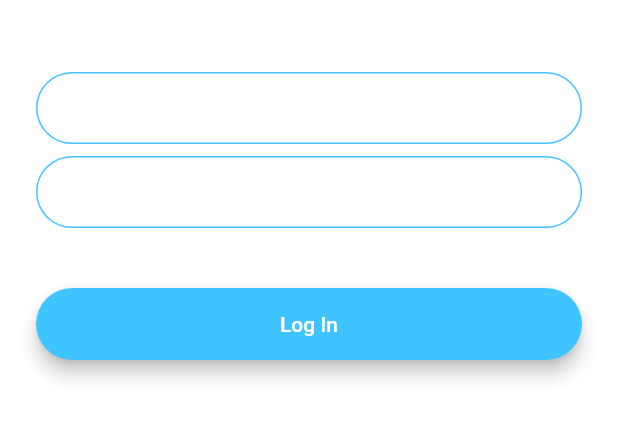
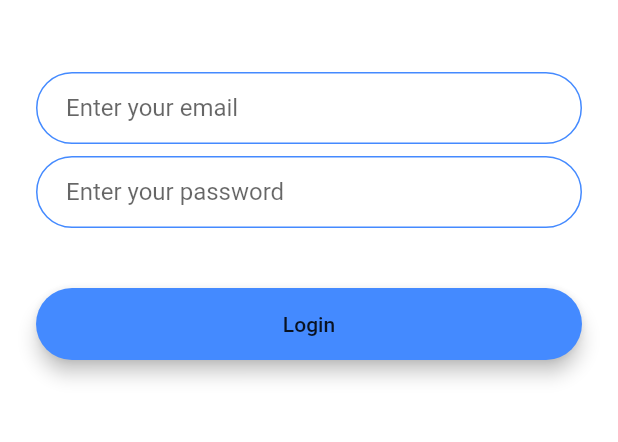
Before and after one commit to OdongoWaga/Flutter-Insta_Chat, a Flutter app: the screen it shows after launch, after a tap on "Log In", on a phone screen of 412 x 824 dp, the part 576-1018 px from its top. Run offline on Flutter 3.47's test engine with Material 2 defaults, Android fonts, the phone set to English and light mode, and no system bars; our stand-ins replace animated_text_kit.

```diff
--- a/lib/components/rounded_button.dart
+++ b/lib/components/rounded_button.dart
@@ -0,0 +1,29 @@
+import 'package:flutter/material.dart';
+
+class RoundedButton extends StatelessWidget {
+  RoundedButton({this.title, this.colour, @required this.onPressed});
+
+  final Color colour;
+  final String title;
+  final Function onPressed;
+
+  @override
+  Widget build(BuildContext context) {
+    return Padding(
+      padding: EdgeInsets.symmetric(vertical: 16.0),
+      child: Material(
+        elevation: 5.0,
+        color: colour,
+        borderRadius: BorderRadius.circular(30.0),
+        child: MaterialButton(
+          onPressed: onPressed,
+          minWidth: 200.0,
+          height: 42.0,
+          child: Text(
+            title,
+          ),
+        ),
+      ),
+    );
+  }
+}
--- a/lib/constants.dart
+++ b/lib/constants.dart
@@ -17,3 +17,19 @@ const kMessageContainerDecoration = BoxDecoration(
     top: BorderSide(color: Colors.lightBlueAccent, width: 2.0),
   ),
 );
+
+const kTextFieldDecoration = InputDecoration(
+  hintText: 'Enter a value',
+  contentPadding: EdgeInsets.symmetric(vertical: 10.0, horizontal: 20.0),
+  border: OutlineInputBorder(
+    borderRadius: BorderRadius.all(Radius.circular(32.0)),
+  ),
+  enabledBorder: OutlineInputBorder(
+    borderSide: BorderSide(color: Colors.blueAccent, width: 1.0),
+    borderRadius: BorderRadius.all(Radius.circular(32.0)),
+  ),
+  focusedBorder: OutlineInputBorder(
+    borderSide: BorderSide(color: Colors.blueAccent, width: 2.0),
+    borderRadius: BorderRadius.all(Radius.circular(32.0)),
+  ),
+);
--- a/lib/main.dart
+++ b/lib/main.dart
@@ -10,11 +10,6 @@ class FlashChat extends StatelessWidget {
   @override
   Widget build(BuildContext context) {
     return MaterialApp(
-      theme: ThemeData.dark().copyWith(
-        textTheme: TextTheme(
-          body1: TextStyle(color: Colors.black54),
-        ),
-      ),
       initialRoute: WelcomeScreen.id,
       routes: {
         WelcomeScreen.id: (context) => WelcomeScreen(),
--- a/lib/screens/login_screen.dart
+++ b/lib/screens/login_screen.dart
@@ -1,4 +1,6 @@
 import 'package:flutter/material.dart';
+import 'package:insta_chat/components/rounded_button.dart';
+import 'package:insta_chat/constants.dart';
 
 class LoginScreen extends StatefulWidget {
   static const String id = 'login_screen';
@@ -31,24 +33,8 @@ class _LoginScreenState extends State<LoginScreen> {
               onChanged: (value) {
                 //Do something with the user input.
               },
-              decoration: InputDecoration(
-                hintText: 'Enter your email',
-                contentPadding:
-                    EdgeInsets.symmetric(vertical: 10.0, horizontal: 20.0),
-                border: OutlineInputBorder(
-                  borderRadius: BorderRadius.all(Radius.circular(32.0)),
-                ),
-                enabledBorder: OutlineInputBorder(
-                  borderSide:
-                      BorderSide(color: Colors.lightBlueAccent, width: 1.0),
-                  borderRadius: BorderRadius.all(Radius.circular(32.0)),
-                ),
-                focusedBorder: OutlineInputBorder(
-                  borderSide:
-                      BorderSide(color: Colors.lightBlueAccent, width: 2.0),
-                  borderRadius: BorderRadius.all(Radius.circular(32.0)),
-                ),
-              ),
+              decoration:
+                  kTextFieldDecoration.copyWith(hintText: 'Enter your email'),
             ),
             SizedBox(
               height: 8.0,
@@ -57,45 +43,16 @@ class _LoginScreenState extends State<LoginScreen> {
               onChanged: (value) {
                 //Do something with the user input.
               },
-              decoration: InputDecoration(
-                hintText: 'Enter your password.',
-                contentPadding:
-                    EdgeInsets.symmetric(vertical: 10.0, horizontal: 20.0),
-                border: OutlineInputBorder(
-                  borderRadius: BorderRadius.all(Radius.circular(32.0)),
-                ),
-                enabledBorder: OutlineInputBorder(
-                  borderSide:
-                      BorderSide(color: Colors.lightBlueAccent, width: 1.0),
-                  borderRadius: BorderRadius.all(Radius.circular(32.0)),
-                ),
-                focusedBorder: OutlineInputBorder(
-                  borderSide:
-                      BorderSide(color: Colors.lightBlueAccent, width: 2.0),
-                  borderRadius: BorderRadius.all(Radius.circular(32.0)),
-                ),
-              ),
+              decoration: kTextFieldDecoration.copyWith(
+                  hintText: 'Enter your password'),
             ),
             SizedBox(
               height: 24.0,
             ),
-            Padding(
-              padding: EdgeInsets.symmetric(vertical: 16.0),
-              child: Material(
-                color: Colors.lightBlueAccent,
-                borderRadius: BorderRadius.all(Radius.circular(30.0)),
-                elevation: 5.0,
-                child: MaterialButton(
-                  onPressed: () {
-                    //Implement login functionality.
-                  },
-                  minWidth: 200.0,
-                  height: 42.0,
-                  child: Text(
-                    'Log In',
-                  ),
-                ),
-              ),
+            RoundedButton(
+              title: 'Login',
+              colour: Colors.blueAccent,
+              onPressed: () {},
             ),
           ],
         ),
--- a/lib/screens/welcome_screen.dart
+++ b/lib/screens/welcome_screen.dart
@@ -2,6 +2,7 @@ import 'package:flutter/material.dart';
 import 'login_screen.dart';
 import 'registration_screen.dart';
 import 'package:animated_text_kit/animated_text_kit.dart';
+import 'package:insta_chat/components/rounded_button.dart';
 
 class WelcomeScreen extends StatefulWidget {
   static const String id = 'welcome_screen';
@@ -32,7 +33,6 @@ class _WelcomeScreenState extends State<WelcomeScreen>
 
     controller.addListener(() {
       setState(() {});
-      print(animation.value);
     });
   }
 
@@ -73,41 +73,19 @@ class _WelcomeScreenState extends State<WelcomeScreen>
             SizedBox(
               height: 48.0,
             ),
-            Padding(
-              padding: EdgeInsets.symmetric(vertical: 16.0),
-              child: Material(
-                elevation: 5.0,
-                color: Colors.lightBlueAccent,
-                borderRadius: BorderRadius.circular(30.0),
-                child: MaterialButton(
+            RoundedButton(
+              title: 'Log In',
+              colour: Colors.lightBlueAccent,
               onPressed: () {
                 Navigator.pushNamed(context, LoginScreen.id);
               },
-                  minWidth: 200.0,
-                  height: 42.0,
-                  child: Text(
-                    'Log In',
             ),
-                ),
-              ),
-            ),
-            Padding(
-              padding: EdgeInsets.symmetric(vertical: 16.0),
-              child: Material(
-                color: Colors.blueAccent,
-                borderRadius: BorderRadius.circular(30.0),
-                elevation: 5.0,
-                child: MaterialButton(
+            RoundedButton(
+              title: 'Register',
+              colour: Colors.blueAccent,
               onPressed: () {
                 Navigator.pushNamed(context, RegistrationScreen.id);
               },
-                  minWidth: 200.0,
-                  height: 42.0,
-                  child: Text(
-                    'Register',
-                  ),
-                ),
-              ),
             ),
           ],
         ),
```
Also changed, not shown: lib/screens/registration_screen.dart (+10 -50 lines). Lines whose indentation alone changed are shown as unchanged.
